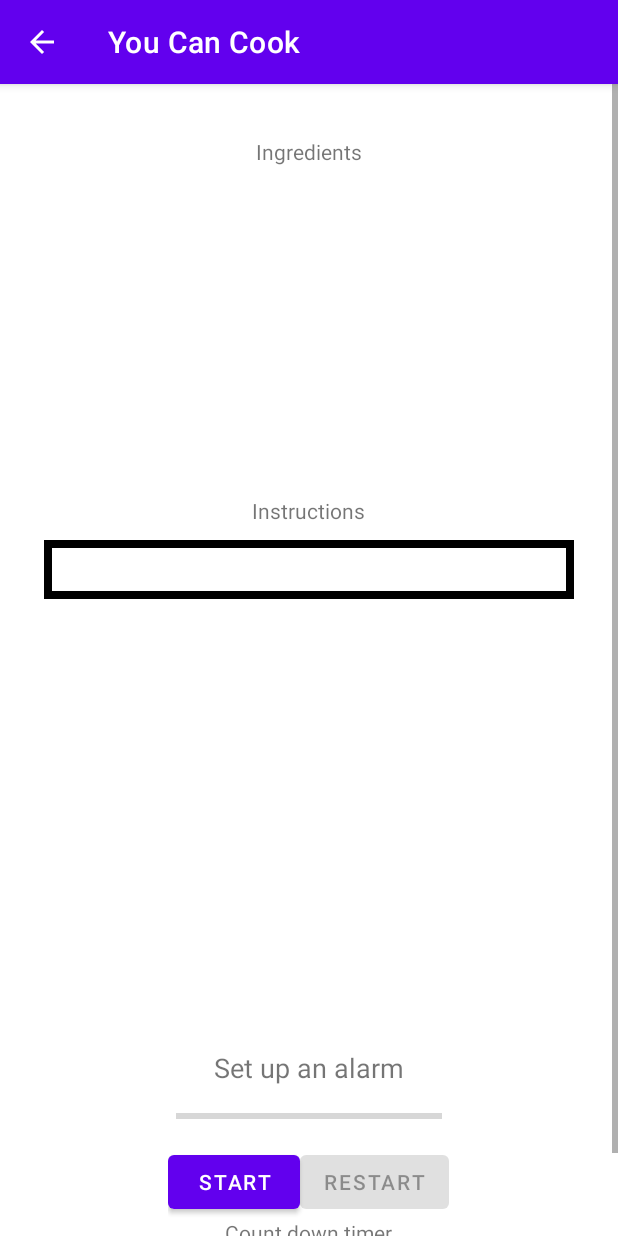
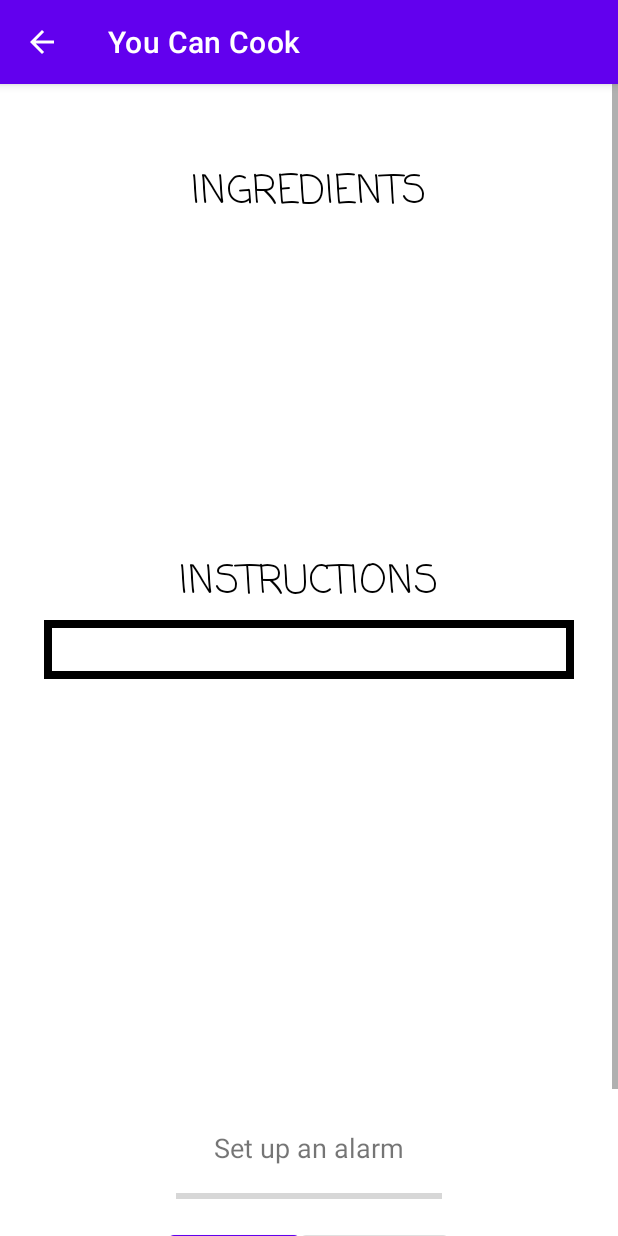
Before and after one commit to GodlewsO/comp4200-project, an Android app: the ViewRecipeActivity screen opened directly, with no data from a screen before it, on a phone screen of 412 x 824 dp. Run offline under Robolectric (Android 15) with nearby library versions, the phone set to English and light mode, and no system bars; 2 statements that could not run were skipped.

Commit message:
changed the font of the textviews

```diff
--- a/app/src/main/res/layout/activity_view_recipe.xml
+++ b/app/src/main/res/layout/activity_view_recipe.xml
@@ -16,9 +16,11 @@
             android:id="@+id/textViewName1"
             android:layout_width="match_parent"
             android:layout_height="wrap_content"
+            android:fontFamily="casual"
             android:gravity="center"
             android:text="name"
-            android:textSize="26sp"
+            android:textColor="#000000"
+            android:textSize="34sp"
             android:textStyle="bold" />
 
         <TextView
@@ -26,7 +28,10 @@
             android:layout_width="wrap_content"
             android:layout_height="wrap_content"
             android:layout_gravity="center"
-            android:text="Ingredients" />
+            android:fontFamily="casual"
+            android:text="INGREDIENTS"
+            android:textColor="#000000"
+            android:textSize="26sp" />
 
         <ListView
             android:id="@+id/listViewIngredients"
@@ -37,10 +42,14 @@
         <TextView
             android:id="@+id/textView4"
             android:layout_width="wrap_content"
-            android:layout_height="wrap_content"
+            android:layout_height="35dp"
             android:layout_gravity="center"
             android:layout_marginTop="20dp"
-            android:text="Instructions" />
+            android:fontFamily="casual"
+            android:text="INSTRUCTIONS"
+            android:textAllCaps="true"
+            android:textColor="#000000"
+            android:textSize="26sp" />
 
         <TextView
             android:id="@+id/textViewInstructions"
```
